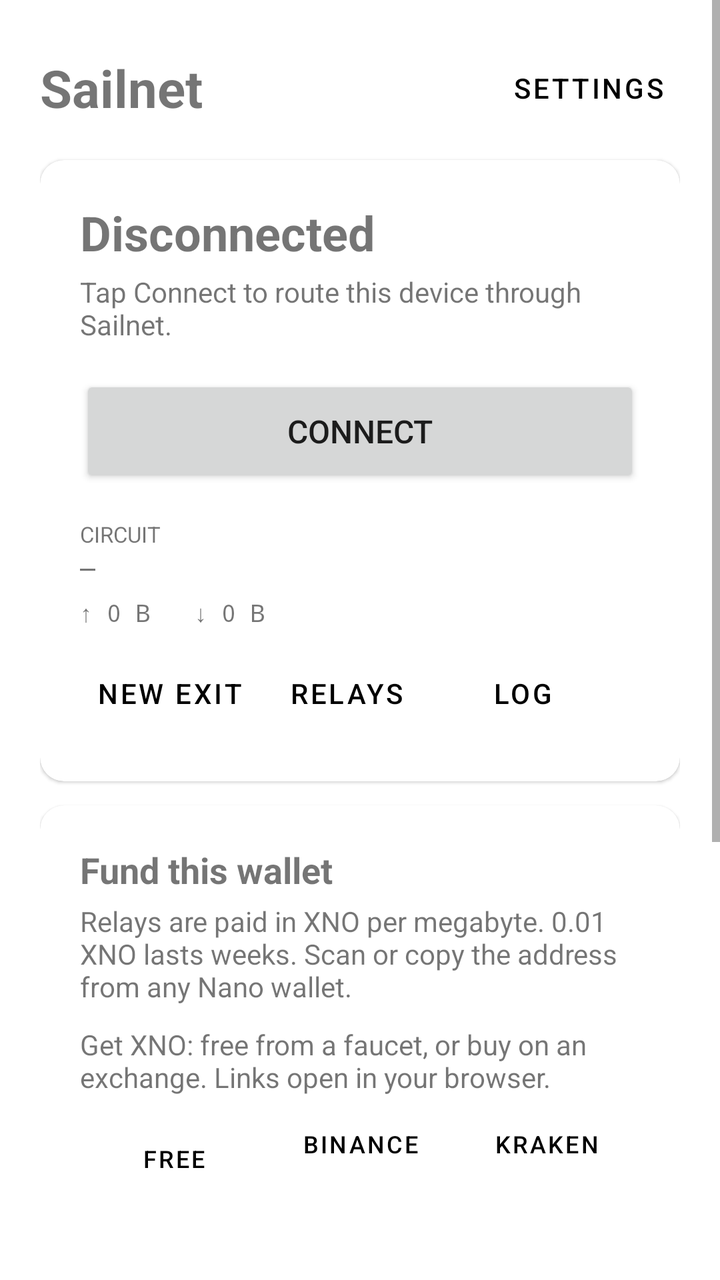
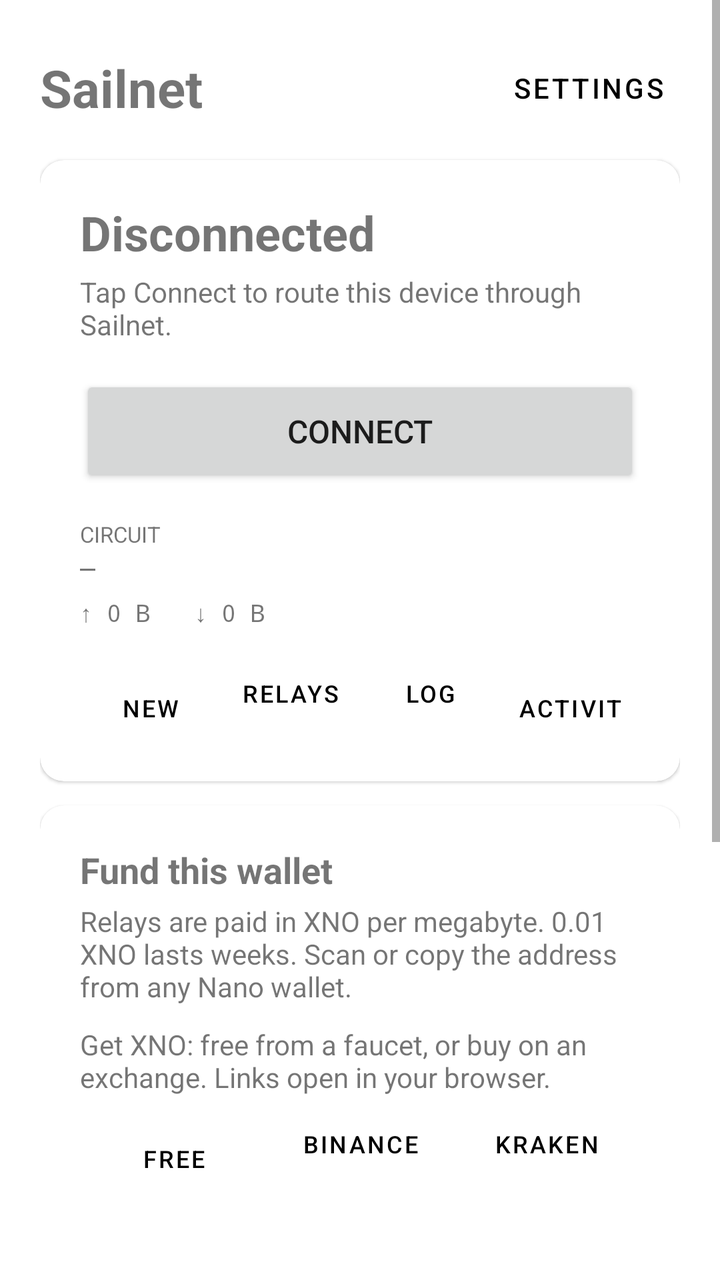

Compare the two renders of this Android layout. The source of the first and the diff that turns it into the second are given below.
<!-- AndroidManifest.xml: application theme Theme.Sailnet -->
<!-- res/layout/activity_main.xml -->
<?xml version="1.0" encoding="utf-8"?>
<ScrollView xmlns:android="http://schemas.android.com/apk/res/android"
    android:layout_width="match_parent"
    android:layout_height="match_parent"
    android:fillViewport="true">
    <LinearLayout
        android:layout_width="match_parent"
        android:layout_height="wrap_content"
        android:orientation="vertical"
        android:padding="20dp">

        <LinearLayout
            android:layout_width="match_parent"
            android:layout_height="wrap_content"
            android:orientation="horizontal"
            android:gravity="center_vertical">
            <TextView
                android:layout_width="0dp"
                android:layout_weight="1"
                android:layout_height="wrap_content"
                android:text="@string/app_name"
                android:textSize="26sp"
                android:textStyle="bold" />
            <Button
                android:id="@+id/settings"
                style="?attr/borderlessButtonStyle"
                android:layout_width="wrap_content"
                android:layout_height="wrap_content"
                android:text="Settings" />
        </LinearLayout>

        <com.google.android.material.card.MaterialCardView
            android:layout_width="match_parent"
            android:layout_height="wrap_content"
            android:layout_marginTop="12dp"
            app:cardCornerRadius="12dp"
            xmlns:app="http://schemas.android.com/apk/res-auto">
            <LinearLayout
                android:layout_width="match_parent"
                android:layout_height="wrap_content"
                android:orientation="vertical"
                android:padding="20dp">
                <TextView
                    android:id="@+id/status"
                    android:layout_width="wrap_content"
                    android:layout_height="wrap_content"
                    android:text="Disconnected"
                    android:textSize="24sp"
                    android:textStyle="bold" />
                <TextView
                    android:id="@+id/statusDetail"
                    android:layout_width="wrap_content"
                    android:layout_height="wrap_content"
                    android:layout_marginTop="4dp"
                    android:text="Tap Connect to route this device through Sailnet."
                    android:textSize="14sp" />
                <Button
                    android:id="@+id/toggle"
                    android:layout_width="match_parent"
                    android:layout_height="56dp"
                    android:layout_marginTop="16dp"
                    android:text="Connect"
                    android:textSize="16sp" />
                <TextView
                    android:layout_width="wrap_content"
                    android:layout_height="wrap_content"
                    android:layout_marginTop="16dp"
                    android:text="Circuit"
                    android:textAllCaps="true"
                    android:textSize="11sp" />
                <TextView
                    android:id="@+id/path"
                    android:layout_width="match_parent"
                    android:layout_height="wrap_content"
                    android:fontFamily="monospace"
                    android:text="—"
                    android:textSize="13sp" />
                <TextView
                    android:id="@+id/traffic"
                    android:layout_width="wrap_content"
                    android:layout_height="wrap_content"
                    android:layout_marginTop="6dp"
                    android:fontFamily="monospace"
                    android:text="↑ 0 B   ↓ 0 B"
                    android:textSize="12sp" />
                <LinearLayout
                    android:layout_width="match_parent"
                    android:layout_height="wrap_content"
                    android:orientation="horizontal"
                    android:layout_marginTop="8dp">
                    <Button android:id="@+id/newExit" style="?attr/borderlessButtonStyle" android:layout_width="wrap_content" android:layout_height="wrap_content" android:text="New exit" />
                    <Button android:id="@+id/relays" style="?attr/borderlessButtonStyle" android:layout_width="wrap_content" android:layout_height="wrap_content" android:text="Relays" />
                    <Button android:id="@+id/log" style="?attr/borderlessButtonStyle" android:layout_width="wrap_content" android:layout_height="wrap_content" android:text="Log" />
                </LinearLayout>
            </LinearLayout>
        </com.google.android.material.card.MaterialCardView>

        <com.google.android.material.card.MaterialCardView
            android:id="@+id/fundCard"
            android:layout_width="match_parent"
            android:layout_height="wrap_content"
            android:layout_marginTop="12dp"
            app:cardCornerRadius="12dp"
            xmlns:app="http://schemas.android.com/apk/res-auto">
            <LinearLayout
                android:layout_width="match_parent"
                android:layout_height="wrap_content"
                android:orientation="vertical"
                android:padding="20dp">
                <TextView
                    android:layout_width="wrap_content"
                    android:layout_height="wrap_content"
                    android:text="Fund this wallet"
                    android:textSize="18sp"
                    android:textStyle="bold" />
                <TextView
                    android:layout_width="wrap_content"
                    android:layout_height="wrap_content"
                    android:layout_marginTop="4dp"
                    android:text="Relays are paid in XNO per megabyte. 0.01 XNO lasts weeks. Scan or copy the address from any Nano wallet."
                    android:textSize="14sp" />
                <TextView
                    android:layout_width="wrap_content"
                    android:layout_height="wrap_content"
                    android:layout_marginTop="10dp"
                    android:text="Get XNO: free from a faucet, or buy on an exchange. Links open in your browser."
                    android:textSize="14sp" />
                <LinearLayout
                    android:layout_width="match_parent"
                    android:layout_height="wrap_content"
                    android:orientation="horizontal">
                    <Button android:id="@+id/faucets" style="?attr/borderlessButtonStyle" android:layout_width="0dp" android:layout_weight="1" android:layout_height="wrap_content" android:minWidth="0dp" android:paddingStart="4dp" android:paddingEnd="4dp" android:textSize="12sp" android:maxLines="1" android:text="Free faucets" />
                    <Button android:id="@+id/binance" style="?attr/borderlessButtonStyle" android:layout_width="0dp" android:layout_weight="1" android:layout_height="wrap_content" android:minWidth="0dp" android:paddingStart="4dp" android:paddingEnd="4dp" android:textSize="12sp" android:maxLines="1" android:text="Binance" />
                    <Button android:id="@+id/kraken" style="?attr/borderlessButtonStyle" android:layout_width="0dp" android:layout_weight="1" android:layout_height="wrap_content" android:minWidth="0dp" android:paddingStart="4dp" android:paddingEnd="4dp" android:textSize="12sp" android:maxLines="1" android:text="Kraken" />
                </LinearLayout>
                <ImageView
                    android:id="@+id/qr"
                    android:layout_width="200dp"
                    android:layout_height="200dp"
                    android:layout_gravity="center"
                    android:layout_marginTop="12dp"
                    android:contentDescription="Wallet QR code" />
            </LinearLayout>
        </com.google.android.material.card.MaterialCardView>

        <TextView
            android:layout_width="wrap_content"
            android:layout_height="wrap_content"
            android:layout_marginTop="20dp"
            android:text="Wallet"
            android:textAllCaps="true"
            android:textSize="11sp" />
        <TextView
            android:id="@+id/address"
            android:layout_width="match_parent"
            android:layout_height="wrap_content"
            android:fontFamily="monospace"
            android:textIsSelectable="true"
            android:textSize="12sp" />
        <TextView
            android:id="@+id/balance"
            android:layout_width="wrap_content"
            android:layout_height="wrap_content"
            android:layout_marginTop="4dp"
            android:text="—"
            android:textSize="16sp" />
        <LinearLayout
            android:layout_width="match_parent"
            android:layout_height="wrap_content"
            android:orientation="horizontal">
            <Button android:id="@+id/copy" style="?attr/borderlessButtonStyle" android:layout_width="wrap_content" android:layout_height="wrap_content" android:text="Copy" />
            <Button android:id="@+id/share" style="?attr/borderlessButtonStyle" android:layout_width="wrap_content" android:layout_height="wrap_content" android:text="Share" />
        </LinearLayout>
    </LinearLayout>
</ScrollView>
<!-- resources referenced by this layout -->
<resources>
  <string name="app_name">Sailnet</string>
  <style name="Theme.Sailnet" parent="Theme.MaterialComponents.DayNight.DarkActionBar">
          <item name="colorPrimary">#000000</item>
          <item name="colorPrimaryVariant">#0A4F4B</item>
          <item name="colorSecondary">#FFFFFF</item>
          <item name="colorOnPrimary">#FFFFFF</item>
      </style>
</resources>

<!-- the commit's change to res/layout/activity_main.xml (unified diff, before → after) -->
@@ -88,9 +88,10 @@
                     android:layout_height="wrap_content"
                     android:orientation="horizontal"
                     android:layout_marginTop="8dp">
-                    <Button android:id="@+id/newExit" style="?attr/borderlessButtonStyle" android:layout_width="wrap_content" android:layout_height="wrap_content" android:text="New exit" />
-                    <Button android:id="@+id/relays" style="?attr/borderlessButtonStyle" android:layout_width="wrap_content" android:layout_height="wrap_content" android:text="Relays" />
-                    <Button android:id="@+id/log" style="?attr/borderlessButtonStyle" android:layout_width="wrap_content" android:layout_height="wrap_content" android:text="Log" />
+                    <Button android:id="@+id/newExit" style="?attr/borderlessButtonStyle" android:layout_width="0dp" android:layout_weight="1" android:layout_height="wrap_content" android:minWidth="0dp" android:paddingStart="2dp" android:paddingEnd="2dp" android:textSize="12sp" android:maxLines="1" android:text="New exit" />
+                    <Button android:id="@+id/relays" style="?attr/borderlessButtonStyle" android:layout_width="0dp" android:layout_weight="1" android:layout_height="wrap_content" android:minWidth="0dp" android:paddingStart="2dp" android:paddingEnd="2dp" android:textSize="12sp" android:maxLines="1" android:text="Relays" />
+                    <Button android:id="@+id/log" style="?attr/borderlessButtonStyle" android:layout_width="0dp" android:layout_weight="1" android:layout_height="wrap_content" android:minWidth="0dp" android:paddingStart="2dp" android:paddingEnd="2dp" android:textSize="12sp" android:maxLines="1" android:text="Log" />
+                    <Button android:id="@+id/activity" style="?attr/borderlessButtonStyle" android:layout_width="0dp" android:layout_weight="1" android:layout_height="wrap_content" android:minWidth="0dp" android:paddingStart="2dp" android:paddingEnd="2dp" android:textSize="12sp" android:maxLines="1" android:text="Activity" />
                 </LinearLayout>
             </LinearLayout>
         </com.google.android.material.card.MaterialCardView>
